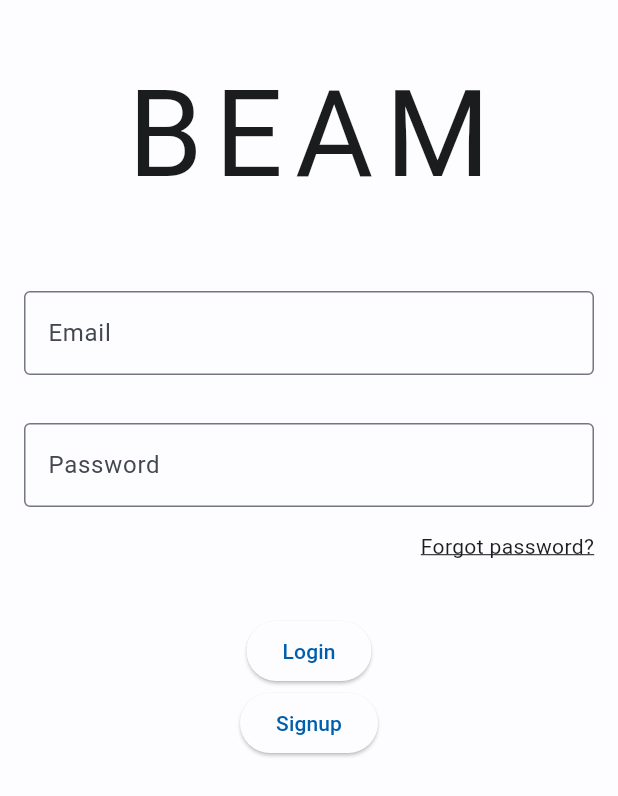
After one commit to CesaTor/beam, a Flutter app: the screen it shows after launch, on a phone screen of 412 x 824 dp. The commit adds this screen. Shown: the top 796 px of the screen. Run offline on Flutter 3.47's test engine with Material 2 defaults, Android fonts, the phone set to English and light mode, and no system bars; our stand-ins replace auto_route, bloc, cached_network_image, cloud_firestore, flutter_bloc, google_fonts and 1 more; accounts and stored records are empty; generated files the repository leaves out were written again; Roboto replaces fonts that are missing (Dosis).

Commit message:
login page template

```diff
--- a/lib/app/view/app.dart
+++ b/lib/app/view/app.dart
@@ -36,6 +36,7 @@ class App extends StatelessWidget {
         routerDelegate: router.delegate(),
         routeInformationParser: router.defaultRouteParser(),
         backButtonDispatcher: RootBackButtonDispatcher(),
+        debugShowCheckedModeBanner: false,
       ),
     );
   }
--- a/lib/core/widgets/event_image.dart
+++ b/lib/core/widgets/event_image.dart
@@ -2,15 +2,15 @@ import 'package:cached_network_image/cached_network_image.dart';
 import 'package:flutter/material.dart';
 
 class EventImage extends StatelessWidget {
-  const EventImage({required this.eventUrl, this.size = 100, super.key});
+  const EventImage({required this.imgUrl, this.size = 100, super.key});
 
-  final String eventUrl;
+  final String imgUrl;
   final double size;
 
   @override
   Widget build(BuildContext context) {
     return CachedNetworkImage(
-      imageUrl: eventUrl,
+      imageUrl: imgUrl,
       width: size,
       placeholder: (context, url) =>
           const Center(child: CircularProgressIndicator()),
--- a/lib/core/widgets/event_list_tile.dart
+++ b/lib/core/widgets/event_list_tile.dart
@@ -25,7 +25,7 @@ class EventListTile extends StatelessWidget {
             topLeft: Radius.circular(10),
             bottomLeft: Radius.circular(10),
           ),
-          child: EventImage(eventUrl: event.cover),
+          child: EventImage(imgUrl: event.cover),
         ),
         title: Text(
           event.title,
--- a/lib/screens/event_list/widgets/el_appbar.dart
+++ b/lib/screens/event_list/widgets/el_appbar.dart
@@ -7,6 +7,7 @@ class EventListAppBar extends StatelessWidget {
   @override
   Widget build(BuildContext context) {
     return SliverAppBar(
+      automaticallyImplyLeading: false,
       floating: true,
       centerTitle: false,
       title: Text(
@@ -24,6 +25,7 @@ class EventListAppBar extends StatelessWidget {
         ),
       ],
       bottom: AppBar(
+        automaticallyImplyLeading: false,
         title: const Card(
           child: TextField(
             decoration: InputDecoration(
--- /dev/null
+++ b/lib/screens/login/cubit/login_cubit.dart
@@ -0,0 +1,34 @@
+import 'package:hydrated_bloc/hydrated_bloc.dart';
+
+enum LoginStatus { initial, loggedIn, loggedOut }
+
+class LoginState {
+  LoginState({required this.status, required this.token});
+
+  final LoginStatus status;
+  final String token;
+}
+
+LoginState loginStateFromJson(Map<String, dynamic> json) => LoginState(
+      status: LoginStatus.values[int.parse(json['status'] as String)],
+      token: json['token'] as String,
+    );
+
+Map<String, dynamic> loginStateToJson(LoginState instance) => <String, dynamic>{
+      'status': instance.status.index,
+      'token': instance.token,
+    };
+
+class LoginCubit extends HydratedCubit<LoginState> {
+  LoginCubit() : super(LoginState(status: LoginStatus.initial, token: ''));
+
+  @override
+  LoginState? fromJson(Map<String, dynamic> json) {
+    return loginStateFromJson(json);
+  }
+
+  @override
+  Map<String, dynamic>? toJson(LoginState state) {
+    return loginStateToJson(state);
+  }
+}
--- /dev/null
+++ b/lib/screens/login/login.dart
@@ -0,0 +1 @@
+export 'view/profile_page.dart';
--- /dev/null
+++ b/lib/screens/login/view/login_page.dart
@@ -0,0 +1,129 @@
+import 'package:auto_route/auto_route.dart';
+import 'package:beam/core/routes/app_router.gr.dart';
+import 'package:beam/screens/login/cubit/login_cubit.dart';
+import 'package:flutter/material.dart';
+import 'package:flutter_bloc/flutter_bloc.dart';
+import 'package:google_fonts/google_fonts.dart';
+
+class LoginPage extends StatelessWidget {
+  const LoginPage({super.key});
+
+  @override
+  Widget build(BuildContext context) {
+    return BlocProvider(
+      create: (context) => LoginCubit(),
+      child: const LoginView(),
+    );
+  }
+}
+
+class LoginView extends StatelessWidget {
+  const LoginView({super.key});
+
+  @override
+  Widget build(BuildContext context) {
+    final user = TextEditingController();
+    final pass = TextEditingController();
+
+    return SafeArea(
+      child: Scaffold(
+        body: Column(
+          crossAxisAlignment: CrossAxisAlignment.end,
+          children: [
+            const Logo(),
+            Padding(
+              padding: const EdgeInsets.all(16),
+              child: TextField(
+                controller: user,
+                decoration: const InputDecoration(
+                  border: OutlineInputBorder(),
+                  labelText: 'Email',
+                ),
+              ),
+            ),
+            Padding(
+              padding: const EdgeInsets.fromLTRB(16, 16, 16, 0),
+              child: TextField(
+                controller: pass,
+                obscureText: true,
+                decoration: const InputDecoration(
+                  border: OutlineInputBorder(),
+                  labelText: 'Password',
+                ),
+              ),
+            ),
+            const Padding(
+              padding: EdgeInsets.all(16),
+              child: Text(
+                'Forgot password?',
+                style: TextStyle(decoration: TextDecoration.underline),
+              ),
+            ),
+            const SizedBox(
+              height: 20,
+            ),
+            Center(
+              child: Column(
+                children: [
+                  ElevatedButton(
+                    child: const Text('Login'),
+                    onPressed: () {
+                      context.router.push(const HomeRoute());
+                    },
+                  ),
+                  ElevatedButton(
+                    child: const Text('Signup'),
+                    onPressed: () {
+                      context.router.push(const HomeRoute());
+                    },
+                  ),
+                ],
+              ),
+            )
+          ],
+        ),
+        // floatingActionButtonLocation:
+        // FloatingActionButtonLocation.centerFloat,
+        // floatingActionButton: SizedBox(
+        //   width: 200,
+        //   child: Row(
+        //     mainAxisAlignment: MainAxisAlignment.center,
+        //     children: [
+        //       ElevatedButton(
+        //         child: Text('Login'),
+        //         onPressed: () {},
+        //       ),
+        //       const SizedBox(
+        //         width: 10,
+        //       ),
+        //       ElevatedButton(
+        //         child: Text('Signup'),
+        //         onPressed: () {},
+        //       ),
+        //     ],
+        //   ),
+        // ),
+      ),
+    );
+  }
+}
+
+class Logo extends StatelessWidget {
+  const Logo({super.key});
+
+  @override
+  Widget build(BuildContext context) {
+    return Center(
+      child: Padding(
+        padding: const EdgeInsets.all(32),
+        child: Text(
+          'BEAM',
+          style: GoogleFonts.dosis(
+            letterSpacing: 8,
+            fontSize: 80,
+          ),
+        ),
+      ),
+    );
+  }
+}
--- /dev/null
+++ b/lib/screens/map/map.dart
@@ -0,0 +1 @@
+export 'view/profile_page.dart';
--- a/pubspec.yaml
+++ b/pubspec.yaml
@@ -20,7 +20,7 @@ dependencies:
   google_fonts: ^4.0.3
   hydrated_bloc: ^9.1.0
   image_card: ^0.0.4
-  intl: ^0.18.0
+  intl: ^0.17.0
   json_annotation: ^4.8.0
   path_provider: ^2.0.13
 
```
Also changed, not shown: lib/core/routes/app_router.dart (+7 -2 lines), lib/screens/event/view/event_page.dart (+8 -2 lines), lib/screens/home/view/home_page.dart (+42 -19 lines), lib/screens/map/view/map_page.dart (added, +17 -0 lines), lib/core/routes/app_router.gr.dart, pubspec.lock.
